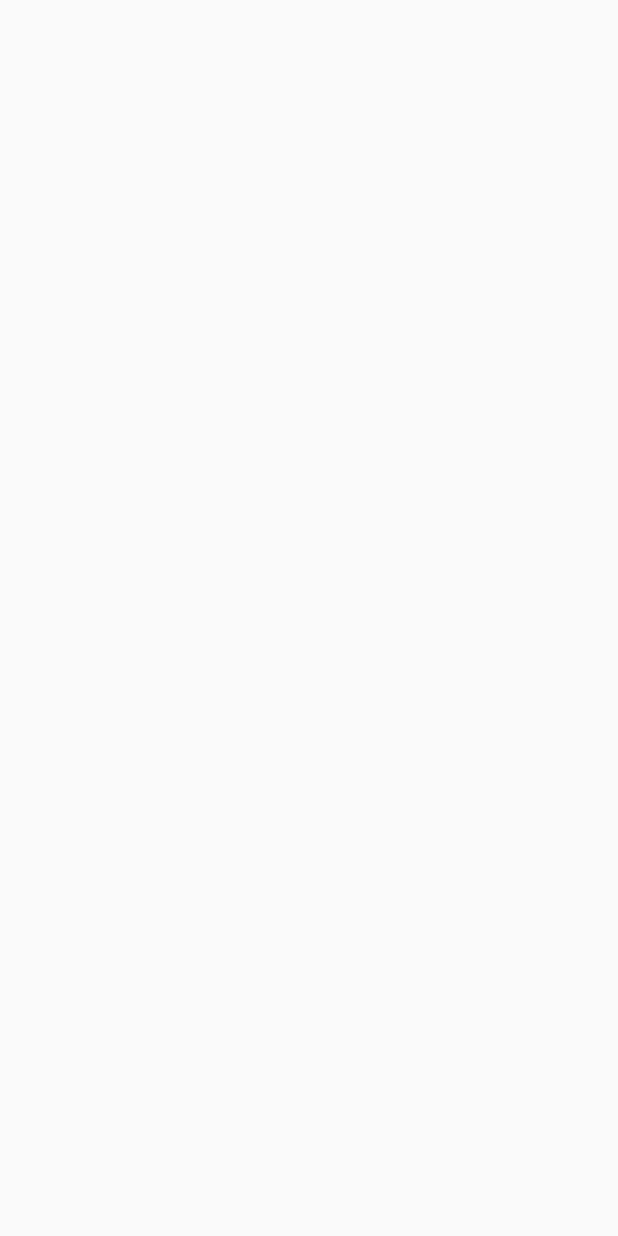
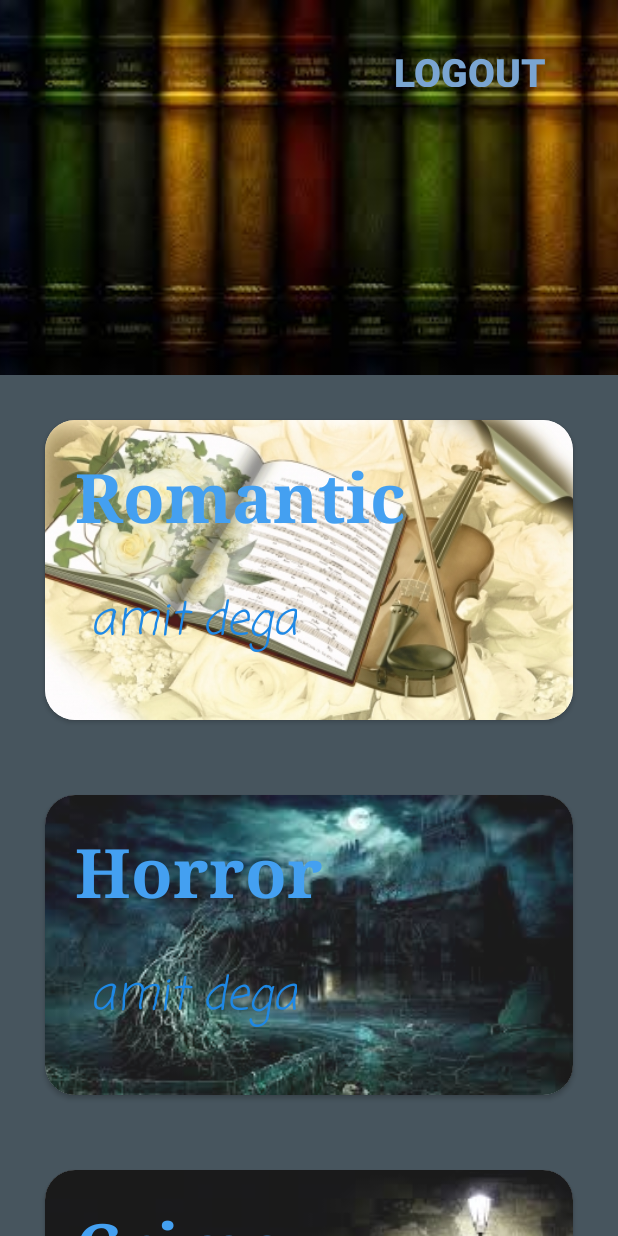
Before and after one commit to 2001adarsh/Epeolatry, an Android app: the screen it shows after launch once a user with an empty profile is signed in (GenreActivity), on a phone screen of 412 x 824 dp. Before the commit the screen is empty. Run offline under Robolectric (Android 15) with nearby library versions, the phone set to English and light mode, and no system bars; our stand-ins replace Firebase (no records; nobody signed in at launch, a user with empty details on screens opened directly).

Commit message:
Genre Page added

```diff
--- a/app/src/main/java/com/adarsh/epeolatry/GenreActivity.java
+++ b/app/src/main/java/com/adarsh/epeolatry/GenreActivity.java
@@ -2,6 +2,8 @@ package com.adarsh.epeolatry;
 
 import androidx.appcompat.app.AppCompatActivity;
 import androidx.cardview.widget.CardView;
+import androidx.recyclerview.widget.LinearLayoutManager;
+import androidx.recyclerview.widget.RecyclerView;
 
 import android.content.Intent;
 import android.os.Bundle;
@@ -10,22 +12,49 @@ import android.widget.Button;
 
 import com.google.firebase.auth.FirebaseAuth;
 
-public class GenreActivity extends AppCompatActivity {
+import java.util.ArrayList;
 
-    //private Button logout;
+public class GenreActivity extends AppCompatActivity implements View.OnClickListener{
+
+    private Button logout;
+    RecyclerView recyclerView;
+    ArrayList<GenreBook> genre;
 
     @Override
     protected void onCreate(Bundle savedInstanceState) {
         super.onCreate(savedInstanceState);
         setContentView(R.layout.activity_genre);
 
-     //   setvariables();
-       // logout.setOnClickListener(this);
+      setvariables();
+      logout.setOnClickListener(this);
     }
 
-  /*  private void setvariables(){
+    private void setvariables(){
         logout = (Button)findViewById(R.id.logout);
+
+        //Array creation
+        genre = new ArrayList<>();
+        addingFiles();
+
+        //REcycler View
+        recyclerView = findViewById(R.id.rv);
+        LinearLayoutManager layoutManager= new LinearLayoutManager(this);
+        RecyclerView.LayoutManager rvLLM = layoutManager;
+        recyclerView.setLayoutManager(rvLLM);
+        GenreAdapter adapter = new GenreAdapter(this, genre);
+        recyclerView.setAdapter(adapter);
     }
+
+
+    private void addingFiles(){
+        genre.add(new GenreBook(R.drawable.romance,"Romantic","amit dega") );
+        genre.add(new GenreBook(R.drawable.horror,"Horror","amit dega") );
+        genre.add(new GenreBook(R.drawable.crime,"Crime","amit dega") );
+        genre.add(new GenreBook(R.drawable.scifi,"Science Fiction","amit dega") );
+        genre.add(new GenreBook(R.drawable.act,"Thriller","amit dega") );
+    }
+
+
     @Override
     public void onClick(View view) {
 
@@ -37,5 +66,4 @@ public class GenreActivity extends AppCompatActivity {
         }
     }
 
-   */
 }
--- /dev/null
+++ b/app/src/main/java/com/adarsh/epeolatry/GenreAdapter.java
@@ -0,0 +1,66 @@
+package com.adarsh.epeolatry;
+
+import android.content.Context;
+import android.view.LayoutInflater;
+import android.view.View;
+import android.view.ViewGroup;
+import android.widget.ImageView;
+import android.widget.TextView;
+
+import androidx.annotation.NonNull;
+import androidx.recyclerview.widget.RecyclerView;
+
+import java.util.ArrayList;
+
+
+public class GenreAdapter extends RecyclerView.Adapter<GenreAdapter.ViewHolder> {
+
+    private Context cntx;
+    ArrayList<GenreBook> lis;
+
+
+    GenreAdapter(Context context, ArrayList<GenreBook> list){
+        cntx = context;
+        lis = list;
+    }
+
+    @NonNull
+    @Override
+    public ViewHolder onCreateViewHolder(@NonNull ViewGroup parent, int viewType) {
+        LayoutInflater layoutInflater = LayoutInflater.from(cntx);
+        View view = layoutInflater.inflate(R.layout.genrecard, parent,false);
+        ViewHolder viewHolder = new ViewHolder(view);
+        return viewHolder;
+    }
+
+    @Override
+    public void onBindViewHolder(@NonNull ViewHolder holder, int position) {
+        ImageView imageView = holder.imageView;
+        TextView name, desc;
+        name = holder.genreName;
+        desc = holder.genreDesc;
+
+        imageView.setImageResource(lis.get(position).getImages());
+        name.setText(lis.get(position).getGenre());
+        desc.setText(lis.get(position).getDesc());
+
+    }
+
+    @Override
+    public int getItemCount() {
+        return lis.size();
+    }
+
+    public class ViewHolder extends RecyclerView.ViewHolder {
+
+        ImageView imageView;
+        TextView genreName, genreDesc;
+
+        public ViewHolder(@NonNull View itemView) {
+            super(itemView);
+            imageView = itemView.findViewById(R.id.imageView);
+            genreName = itemView.findViewById(R.id.genreName);
+            genreDesc = itemView.findViewById(R.id.genreDesc);
+        }
+    }
+}
--- /dev/null
+++ b/app/src/main/java/com/adarsh/epeolatry/GenreBook.java
@@ -0,0 +1,36 @@
+package com.adarsh.epeolatry;
+
+public class GenreBook {
+    private int images;
+    private String Genre, Desc;
+
+    public GenreBook(int images, String genre, String desc) {
+        this.images = images;
+        Genre = genre;
+        Desc = desc;
+    }
+
+    public int getImages() {
+        return images;
+    }
+
+    public void setImages(int images) {
+        this.images = images;
+    }
+
+    public String getGenre() {
+        return Genre;
+    }
+
+    public void setGenre(String genre) {
+        Genre = genre;
+    }
+
+    public String getDesc() {
+        return Desc;
+    }
+
+    public void setDesc(String desc) {
+        Desc = desc;
+    }
+}
--- /dev/null
+++ b/app/src/main/res/layout-v21/genrecard.xml
@@ -0,0 +1,59 @@
+<?xml version="1.0" encoding="utf-8"?>
+<androidx.constraintlayout.widget.ConstraintLayout xmlns:android="http://schemas.android.com/apk/res/android"
+    xmlns:app="http://schemas.android.com/apk/res-auto"
+    android:layout_width="match_parent"
+    android:layout_height="250dp"
+    >
+    <androidx.cardview.widget.CardView
+        android:id="@+id/cardView"
+        android:layout_width="0dp"
+        app:cardCornerRadius="20dp"
+        android:layout_height="200dp"
+        android:layout_marginStart="30dp"
+        android:layout_marginTop="30dp"
+        android:layout_marginEnd="30dp"
+        app:layout_constraintEnd_toEndOf="parent"
+        app:layout_constraintStart_toStartOf="parent"
+        app:layout_constraintTop_toTopOf="parent">
+
+        <ImageView
+            android:id="@+id/imageView"
+            android:layout_width="match_parent"
+            android:layout_height="match_parent"
+            android:alpha="0.9"
+            android:background="@drawable/act"
+            android:scaleType="centerCrop" />
+
+        <LinearLayout
+            android:layout_width="match_parent"
+            android:layout_height="match_parent"
+            android:orientation="vertical">
+
+            <TextView
+                android:id="@+id/genreName"
+                android:layout_width="wrap_content"
+                android:layout_height="wrap_content"
+                android:layout_margin="20dp"
+                android:layout_marginLeft="30dp"
+                android:fontFamily="serif"
+                android:text="Action"
+                android:textColor="#44A0F1"
+                android:textSize="45sp"
+                android:textStyle="bold|normal" />
+
+            <TextView
+                android:id="@+id/genreDesc"
+                android:layout_width="wrap_content"
+                android:layout_height="wrap_content"
+                android:layout_marginLeft="30dp"
+                android:layout_marginTop="10dp"
+                android:fontFamily="casual"
+                android:text="DESC"
+                android:textColor="#1E88E5"
+                android:textSize="30sp"
+                android:textStyle="normal|italic" />
+        </LinearLayout>
+
+    </androidx.cardview.widget.CardView>
+
+</androidx.constraintlayout.widget.ConstraintLayout>
--- a/app/src/main/res/layout/activity_genre.xml
+++ b/app/src/main/res/layout/activity_genre.xml
@@ -1,10 +1,74 @@
 <?xml version="1.0" encoding="utf-8"?>
-<androidx.coordinatorlayout.widget.CoordinatorLayout xmlns:android="http://schemas.android.com/apk/res/android"
+<androidx.constraintlayout.widget.ConstraintLayout
+    xmlns:android="http://schemas.android.com/apk/res/android"
     xmlns:app="http://schemas.android.com/apk/res-auto"
     xmlns:tools="http://schemas.android.com/tools"
     android:layout_width="match_parent"
     android:layout_height="match_parent"
-    android:fitsSystemWindows="true"
     tools:context=".GenreActivity">
 
+    <androidx.coordinatorlayout.widget.CoordinatorLayout
+    android:layout_width="match_parent"
+    android:layout_height="match_parent"
+    android:fitsSystemWindows="true">
+
+    <com.google.android.material.appbar.AppBarLayout
+        android:layout_width="match_parent"
+        android:layout_height="250dp"
+        android:fitsSystemWindows="true"
+        android:theme="@style/AppTheme"
+        android:background="@drawable/back">
+        <com.google.android.material.appbar.CollapsingToolbarLayout
+            android:layout_width="match_parent"
+            android:layout_height="match_parent"
+            android:fitsSystemWindows="true"
+            app:contentScrim="@color/Basic"
+            app:expandedTitleTextAppearance="@android:color/transparent"
+            app:layout_scrollFlags="scroll|exitUntilCollapsed"
+            >
+
+            <ImageView
+                android:layout_width="match_parent"
+                android:layout_height="250dp"
+                android:background="@color/Basic"
+                android:contentDescription="@string/app_name"
+                android:fitsSystemWindows="true"
+                android:scaleType="centerCrop"
+                android:src="@drawable/cover"
+                app:layout_collapseMode="parallax" />
+
+            <Button
+                android:id="@+id/logout"
+                style="@style/Widget.AppCompat.Button.Borderless"
+                android:layout_width="wrap_content"
+                android:layout_height="wrap_content"
+                android:layout_marginLeft="250dp"
+                android:layout_marginTop="20dp"
+                android:height="0dp"
+                android:elegantTextHeight="false"
+                android:elevation="0dp"
+                android:fontFamily="sans-serif-black"
+                android:text="Logout"
+                android:textColor="@color/UsedDark"
+                android:textSize="26sp" />
+
+        </com.google.android.material.appbar.CollapsingToolbarLayout>
+    </com.google.android.material.appbar.AppBarLayout>
+
+    <androidx.core.widget.NestedScrollView
+        android:background="@drawable/back"
+        android:layout_width="match_parent"
+        android:clipToPadding="true"
+        app:layout_behavior="@string/appbar_scrolling_view_behavior"
+        android:layout_height="match_parent">
+
+        <androidx.recyclerview.widget.RecyclerView
+            android:id="@+id/rv"
+            android:layout_width="match_parent"
+            android:layout_height="match_parent">
+        </androidx.recyclerview.widget.RecyclerView>
+
+    </androidx.core.widget.NestedScrollView>
+
 </androidx.coordinatorlayout.widget.CoordinatorLayout>
+</androidx.constraintlayout.widget.ConstraintLayout>
--- a/app/src/main/res/layout/activity_login.xml
+++ b/app/src/main/res/layout/activity_login.xml
@@ -11,11 +11,10 @@
         android:id="@+id/imageView3"
         android:layout_width="407dp"
         android:layout_height="0dp"
-        android:layout_marginBottom="404dp"
+        android:layout_marginBottom="372dp"
         android:cropToPadding="false"
         app:layout_constraintBottom_toBottomOf="parent"
         app:layout_constraintEnd_toEndOf="parent"
-        app:layout_constraintHorizontal_bias="1.0"
         app:layout_constraintStart_toStartOf="parent"
         app:srcCompat="@drawable/logo" />
 
@@ -44,7 +43,7 @@
         android:drawableLeft="@drawable/lock"
         android:ems="10"
         android:hint="PASSWORD"
-        android:inputType="textPersonName"
+        android:inputType="textPassword"
         android:textSize="20sp"
         app:layout_constraintBottom_toBottomOf="parent"
         app:layout_constraintEnd_toEndOf="parent"
--- a/app/src/main/res/values/colors.xml
+++ b/app/src/main/res/values/colors.xml
@@ -5,4 +5,6 @@
     <color name="colorPrimaryDark">#00574B</color>
     <color name="colorAccent">#D81B60</color>
     <color name="Basic">#47555E</color>
+    <color name="Lock">#FF7AA5D2</color>
+    <color name="UsedDark">#FF7AA5D2</color>
 </resources>
```
